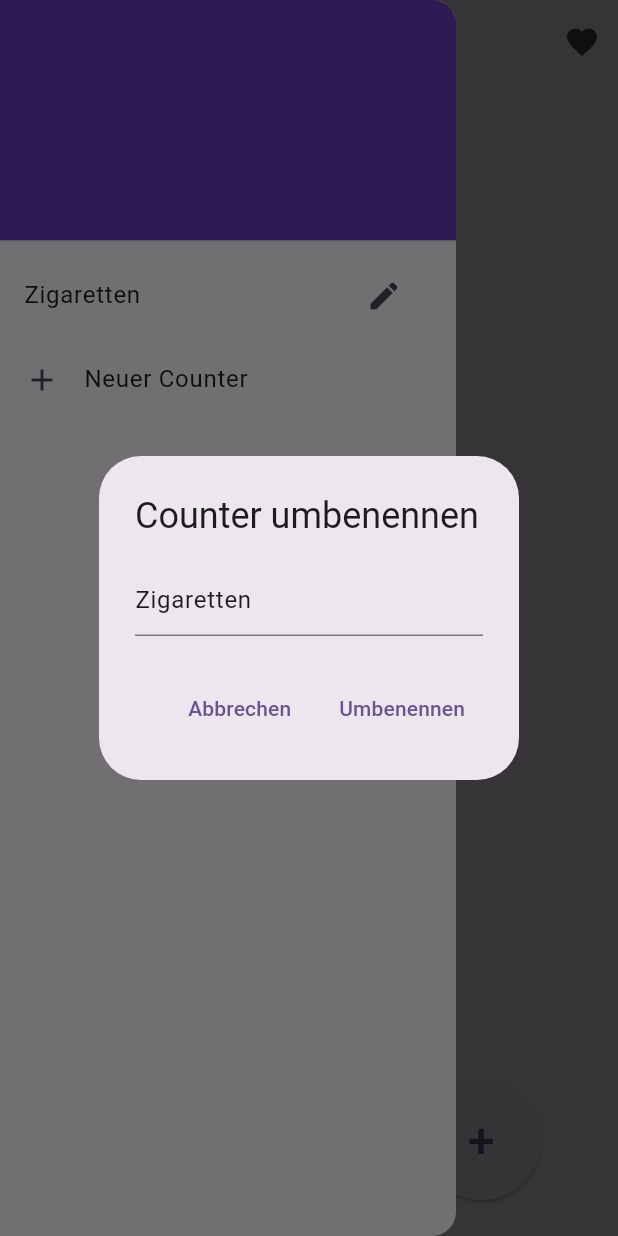
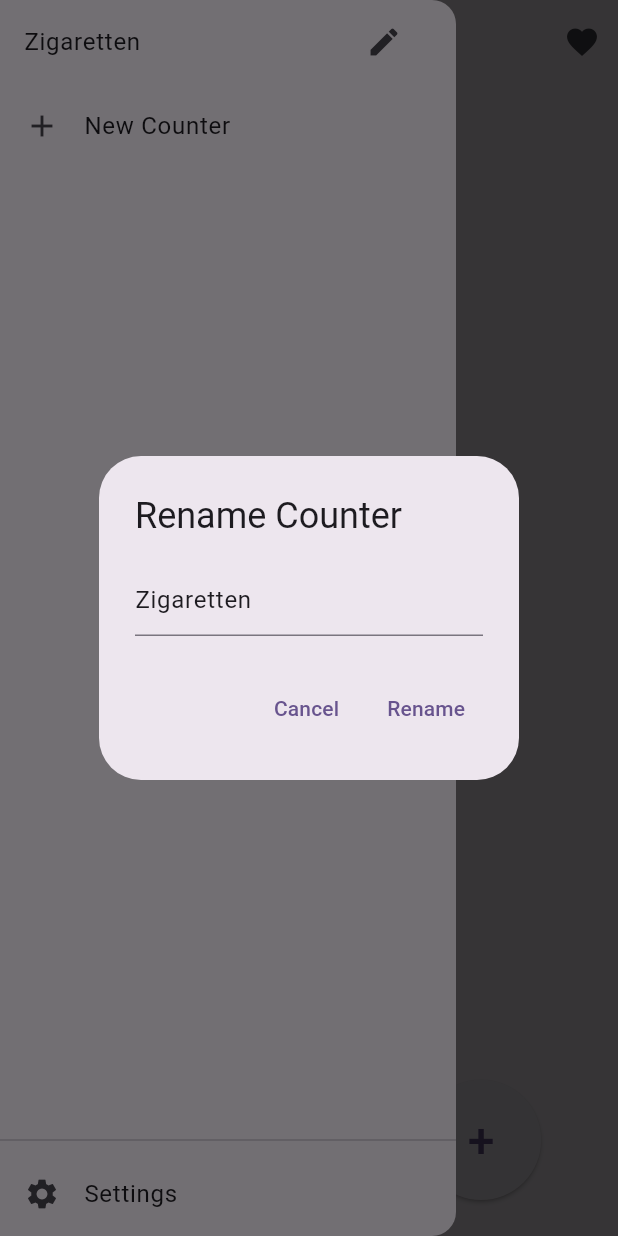
Before and after one commit to Syktox/Counter_App, a Flutter app: the screen it shows after launch, in the side drawer, after a tap on the "edit" icon, on a phone screen of 412 x 824 dp. Run offline on Flutter 3.47's test engine with Material 3 defaults, Android fonts, the phone set to English and light mode, and no system bars.

Commit message:
UI Changes

```diff
--- a/lib/main.dart
+++ b/lib/main.dart
@@ -5,8 +5,21 @@ void main() {
   runApp(const MyApp());
 }
 
-class MyApp extends StatelessWidget {
+class MyApp extends StatefulWidget {
   const MyApp({super.key});
+
+  @override
+  State<MyApp> createState() => _MyAppState();
+}
+
+class _MyAppState extends State<MyApp> {
+  ThemeMode _themeMode = ThemeMode.system;
+
+  void _updateThemeMode(ThemeMode mode) {
+    setState(() {
+      _themeMode = mode;
+    });
+  }
 
   @override
   Widget build(BuildContext context) {
@@ -16,8 +29,18 @@ class MyApp extends StatelessWidget {
       theme: ThemeData(
         colorScheme: ColorScheme.fromSeed(seedColor: Colors.deepPurple),
         useMaterial3: true,
+        brightness: Brightness.light,
       ),
-      home: const HomePage(),
+      darkTheme: ThemeData(
+        colorScheme: ColorScheme.fromSeed(seedColor: Colors.deepPurple, brightness: Brightness.dark),
+        useMaterial3: true,
+        brightness: Brightness.dark,
+      ),
+      themeMode: _themeMode,
+      home: HomePage(
+        themeMode: _themeMode,
+        onThemeModeChanged: _updateThemeMode,
+      ),
     );
   }
 }
--- a/lib/screens/home_page.dart
+++ b/lib/screens/home_page.dart
@@ -1,9 +1,17 @@
 import 'package:flutter/material.dart';
 import 'package:url_launcher/url_launcher.dart';
 import '../widgets/counter_controls.dart';
+import 'settings_page.dart';
 
 class HomePage extends StatefulWidget {
-  const HomePage({super.key});
+  final ThemeMode themeMode;
+  final ValueChanged<ThemeMode> onThemeModeChanged;
+
+  const HomePage({
+    super.key,
+    required this.themeMode,
+    required this.onThemeModeChanged,
+  });
 
   @override
   State<HomePage> createState() => _HomePageState();
@@ -45,19 +53,19 @@ class _HomePageState extends State<HomePage> {
       builder: (BuildContext context) {
         String newCounterName = '';
         return AlertDialog(
-          title: const Text('Neuen Counter hinzufügen'),
+          title: const Text('Add Counter'),
           content: TextField(
             onChanged: (value) {
               newCounterName = value;
             },
-            decoration: const InputDecoration(hintText: 'Name des Counters'),
+            decoration: const InputDecoration(hintText: 'Counter name'),
           ),
           actions: [
             TextButton(
               onPressed: () {
                 Navigator.of(context).pop();
               },
-              child: const Text('Abbrechen'),
+              child: const Text('Cancel'),
             ),
             TextButton(
               onPressed: () {
@@ -69,7 +77,7 @@ class _HomePageState extends State<HomePage> {
                 }
                 Navigator.of(context).pop();
               },
-              child: const Text('Hinzufügen'),
+              child: const Text('Add'),
             ),
           ],
         );
@@ -83,22 +91,20 @@ class _HomePageState extends State<HomePage> {
       builder: (BuildContext context) {
         String newCounterName = oldName;
         return AlertDialog(
-          title: const Text('Counter umbenennen'),
+          title: const Text('Rename Counter'),
           content: TextField(
             controller: TextEditingController(text: oldName),
             onChanged: (value) {
               newCounterName = value;
             },
-            decoration: const InputDecoration(
-              hintText: 'Neuer Name des Counters',
-            ),
+            decoration: const InputDecoration(hintText: 'New counter name'),
           ),
           actions: [
             TextButton(
               onPressed: () {
                 Navigator.of(context).pop();
               },
-              child: const Text('Abbrechen'),
+              child: const Text('Cancel'),
             ),
             TextButton(
               onPressed: () {
@@ -115,7 +121,7 @@ class _HomePageState extends State<HomePage> {
                 }
                 Navigator.of(context).pop();
               },
-              child: const Text('Umbenennen'),
+              child: const Text('Rename'),
             ),
           ],
         );
@@ -152,12 +158,11 @@ class _HomePageState extends State<HomePage> {
         ],
       ),
       drawer: Drawer(
+        child: Column(
+          children: [
+            Expanded(
               child: ListView(
                 children: [
-            const DrawerHeader(
-              decoration: BoxDecoration(color: Colors.deepPurple),
-              child: SizedBox.shrink(),
-            ),
                   ...counters.keys.map((String counter) {
                     return ListTile(
                       title: Text(counter),
@@ -173,10 +178,29 @@ class _HomePageState extends State<HomePage> {
                   }).toList(),
                   ListTile(
                     leading: const Icon(Icons.add),
-              title: const Text('Neuer Counter'),
+                    title: const Text('New Counter'),
                     onTap: () {
                       Navigator.of(context).pop();
                       _addCounter();
+                    },
+                  ),
+                ],
+              ),
+            ),
+            const Divider(),
+            ListTile(
+              leading: const Icon(Icons.settings),
+              title: const Text('Settings'),
+              onTap: () {
+                Navigator.of(context).pop();
+                Navigator.of(context).push(
+                  MaterialPageRoute(
+                    builder: (_) => SettingsPage(
+                      currentThemeMode: widget.themeMode,
+                      onThemeModeChanged: widget.onThemeModeChanged,
+                    ),
+                  ),
+                );
               },
             ),
           ],
```
Also changed, not shown: lib/screens/settings_page.dart (added, +53 -0 lines). Lines whose indentation alone changed are shown as unchanged.
